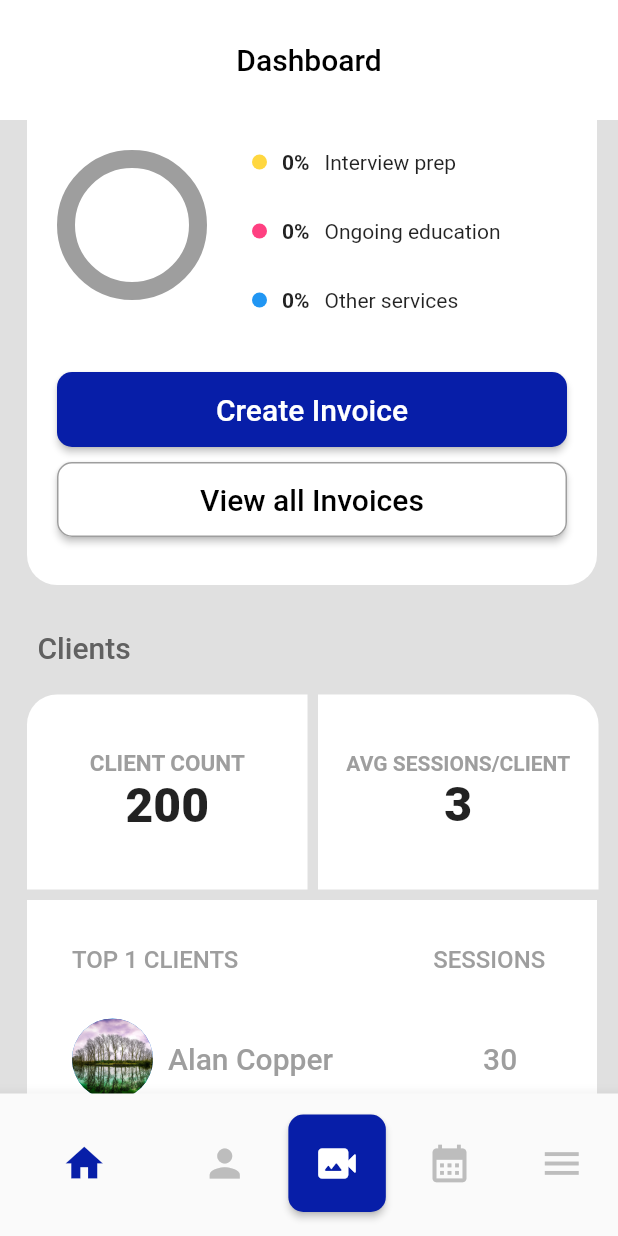
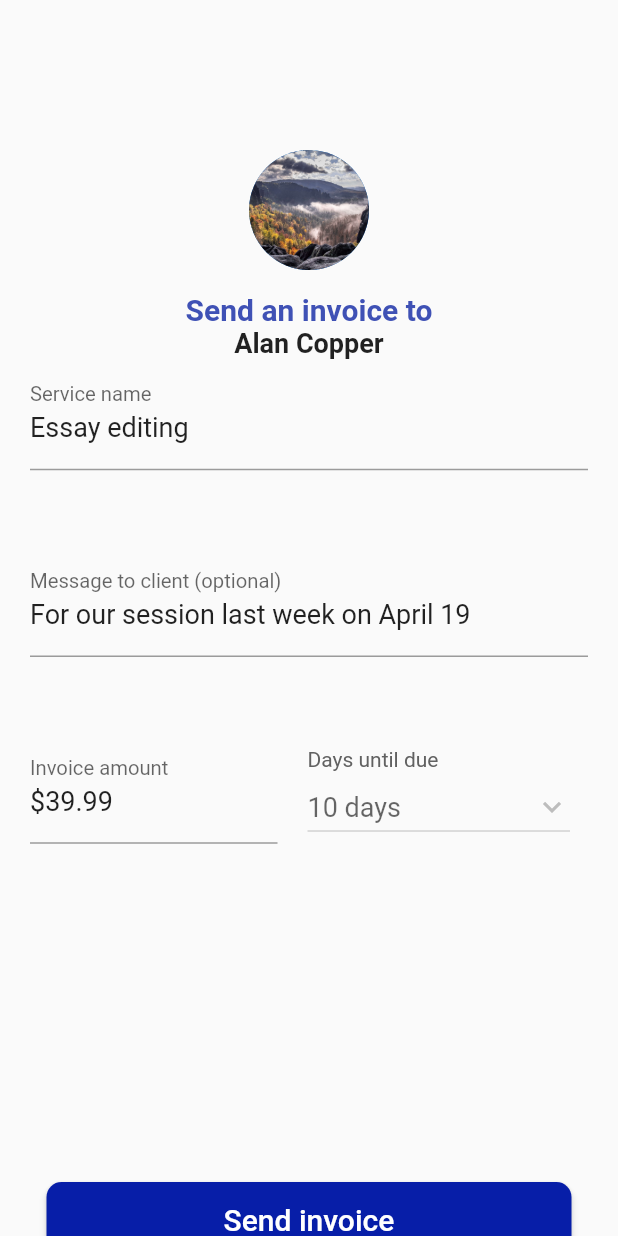
Before and after one commit to Saqib-Sizan-Khan/Flutter_repo, a Flutter app: the screen it shows after launch, on a phone screen of 412 x 824 dp. Run offline on Flutter 3.47's test engine with Material 2 defaults, Android fonts, the phone set to English and light mode, and no system bars; drawn by our look-alikes of percent_indicator; our stand-ins replace floating_bottom_navigation_bar, font_awesome_flutter.

Commit message:
Invoice Send UI added

```diff
--- /dev/null
+++ b/test_etl1/lib/UI_Design/invoice_sendUI.dart
@@ -0,0 +1,133 @@
+import 'package:flutter/material.dart';
+
+class Invoice_SendUI extends StatelessWidget {
+  const Invoice_SendUI({Key? key}) : super(key: key);
+
+  @override
+  Widget build(BuildContext context) {
+    String dropdownvalue = '10';
+    var values = ['10','15','20','25','30'];
+
+    return Scaffold(
+      appBar: AppBar(
+        toolbarHeight: 100,
+        backgroundColor: Colors.transparent,
+        elevation: 0.0,
+      ),
+      body: Center(
+        child: Column(
+          children: [
+            CircleAvatar(
+              radius: 40,
+              backgroundImage: AssetImage('assets/images/26.jpg'),
+            ),
+
+            SizedBox(height: 15,),
+
+            Text('Send an invoice to', style: TextStyle(color: Colors.indigo, fontSize: 20, fontWeight: FontWeight.w700),),
+            Text('Alan Copper', style: TextStyle(fontSize: 18, fontWeight: FontWeight.w700),),
+
+
+            Padding(
+              padding: EdgeInsets.symmetric(horizontal: 20),
+              child: TextField(
+                style: TextStyle(fontSize: 18),
+                controller: TextEditingController(text: 'Essay editing'),
+                decoration: InputDecoration(
+                  labelText: 'Service name',
+                  contentPadding: EdgeInsets.symmetric(vertical: 18)
+                ),
+              ),
+            ),
+
+            SizedBox(height: 50,),
+
+            Padding(
+              padding: EdgeInsets.symmetric(horizontal: 20),
+              child: TextField(
+                style: TextStyle(fontSize: 18),
+                controller: TextEditingController(text: 'For our session last week on April 19'),
+                decoration: InputDecoration(
+                    labelText: 'Message to client (optional)',
+                    contentPadding: EdgeInsets.symmetric(vertical: 18)
+                ),
+              ),
+            ),
+
+            SizedBox(height: 50,),
+
+            Row(
+              children: [
+                Container(
+                  width: 205,
+                  height: 100,
+                  child: Padding(
+                    padding: EdgeInsets.symmetric(horizontal: 20),
+                    child: TextField(
+                      style: TextStyle(fontSize: 18),
+                      keyboardType: TextInputType.number,
+                      controller: TextEditingController(text: '\$39.99'),
+                      decoration: InputDecoration(
+                          labelText: 'Invoice amount',
+                          contentPadding: EdgeInsets.symmetric(vertical: 18)
+                      ),
+                    ),
+                  ),
+                ),
+
+                Container(
+                  width: 205,
+                  height: 80,
+
+                  child: Column(
+                    crossAxisAlignment: CrossAxisAlignment.start,
+                    children: [
+                      Text('Days until due', style: TextStyle(fontSize: 14, color: Colors.grey[700]),),
+
+                      DropdownButton(
+                        value: null,
+                        isExpanded: true,
+                        disabledHint: Text('10 days'),
+                        padding: EdgeInsets.only(right: 30),
+                        style: TextStyle(fontSize: 18,color: Colors.black),
+                        icon: Icon(Icons.keyboard_arrow_down_outlined),
+                        items: values.map((String items) {
+                          return DropdownMenuItem(
+                            value: items,
+                            child: Text(items),
+                          );
+                        }).toList(),
+                        onChanged: null,
+                      ),
+                    ],
+                  ),
+                ),
+              ],
+            ),
+
+
+            SizedBox(height: 200,),
+
+            SizedBox(
+              height: 50,
+              width: 350,
+              child: ElevatedButton(
+                  style: ElevatedButton.styleFrom(
+                      primary: Color(0xff071EA8),
+                      shape: RoundedRectangleBorder(
+                          borderRadius: BorderRadius.circular(10))),
+                  onPressed: () {},
+                  child: Text(
+                    'Send invoice',
+                    style: TextStyle(fontSize: 20),
+                  )),
+            ),
+
+
+
+          ],
+        ),
+      ),
+    );
+  }
+}
--- a/test_etl1/lib/demoUI3.dart
+++ /dev/null
@@ -1,60 +0,0 @@
-import 'package:flutter/material.dart';
-
-class DemoUI3 extends StatelessWidget {
-  const DemoUI3({Key? key}) : super(key: key);
-
-  @override
-  Widget build(BuildContext context) {
-    return Scaffold(
-      appBar: AppBar(
-        toolbarHeight: 100,
-        backgroundColor: Colors.transparent,
-        elevation: 0.0,
-      ),
-      body: Center(
-        child: Column(
-          children: [
-            CircleAvatar(
-              radius: 40,
-              backgroundImage: AssetImage('assets/images/26.jpg'),
-            ),
-
-            SizedBox(height: 15,),
-
-            Text('Send an invoice to', style: TextStyle(color: Colors.indigo, fontSize: 20, fontWeight: FontWeight.w700),),
-            Text('Alan Copper', style: TextStyle(fontSize: 18, fontWeight: FontWeight.w700),),
-
-
-            Padding(
-              padding: EdgeInsets.symmetric(horizontal: 20),
-              child: TextField(
-                decoration: InputDecoration(
-                  labelText: 'Service name',
-                  contentPadding: EdgeInsets.only(top: 70)
-                ),
-              ),
-            ),
-
-            Padding(
-              padding: EdgeInsets.symmetric(horizontal: 20),
-              child: TextField(
-                decoration: InputDecoration(
-                    labelText: 'Message to client (optional)',
-                    contentPadding: EdgeInsets.only(top: 70)
-                ),
-              ),
-            ),
-
-            Container(
-              height: 100,
-              width: 300,
-              color: Colors.red,
-            )
-
-
-          ],
-        ),
-      ),
-    );
-  }
-}
--- a/test_etl1/lib/main.dart
+++ b/test_etl1/lib/main.dart
@@ -4,7 +4,7 @@ import 'package:test_etl1/StateFull_Widgets/dashboardUI.dart';
 import 'package:test_etl1/UI_Design/demoUI2.dart';
 import 'package:test_etl1/UI_Design/demoUI.dart';
 import 'package:test_etl1/UI_Design/Progress_Indicator.dart';
-import 'package:test_etl1/demoUI3.dart';
+import 'package:test_etl1/UI_Design/invoice_sendUI.dart';
 import 'package:test_etl1/UI_Design/messenger_chats_UI.dart';
 import 'package:test_etl1/UI_Design/login_UI.dart';
 import 'package:test_etl1/UI_Design/gridview.dart';
@@ -30,7 +30,7 @@ class MyApp extends StatelessWidget {
   Widget build(BuildContext context) {
     return MaterialApp(
       debugShowCheckedModeBanner: false,
-      home: Dashboard(),
+      home: Invoice_SendUI(),
     );
   }
 }
```
